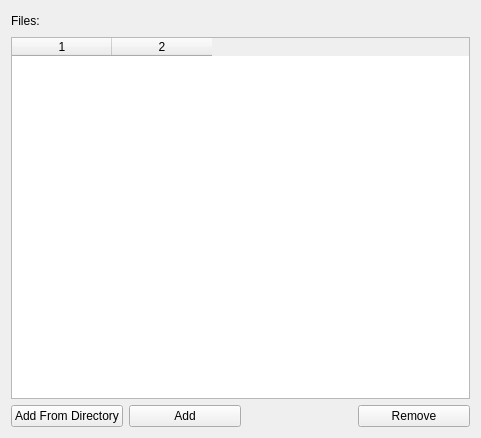
Qt form src/AnyWave/Batch/AwBatchFileInputWidget.ui (HIP-infrastructure/anywave-code) before a commit.
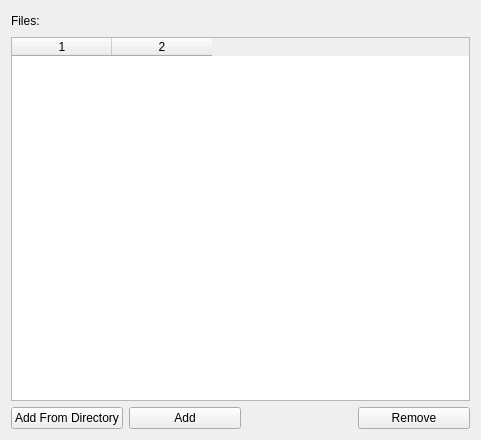
The same form after that commit.

Diff of the .ui file:
```diff
--- a/src/AnyWave/Batch/AwBatchFileInputWidget.ui
+++ b/src/AnyWave/Batch/AwBatchFileInputWidget.ui
@@ -7,7 +7,7 @@
     <x>0</x>
     <y>0</y>
     <width>481</width>
-    <height>438</height>
+    <height>440</height>
    </rect>
   </property>
   <property name="sizePolicy">
```
